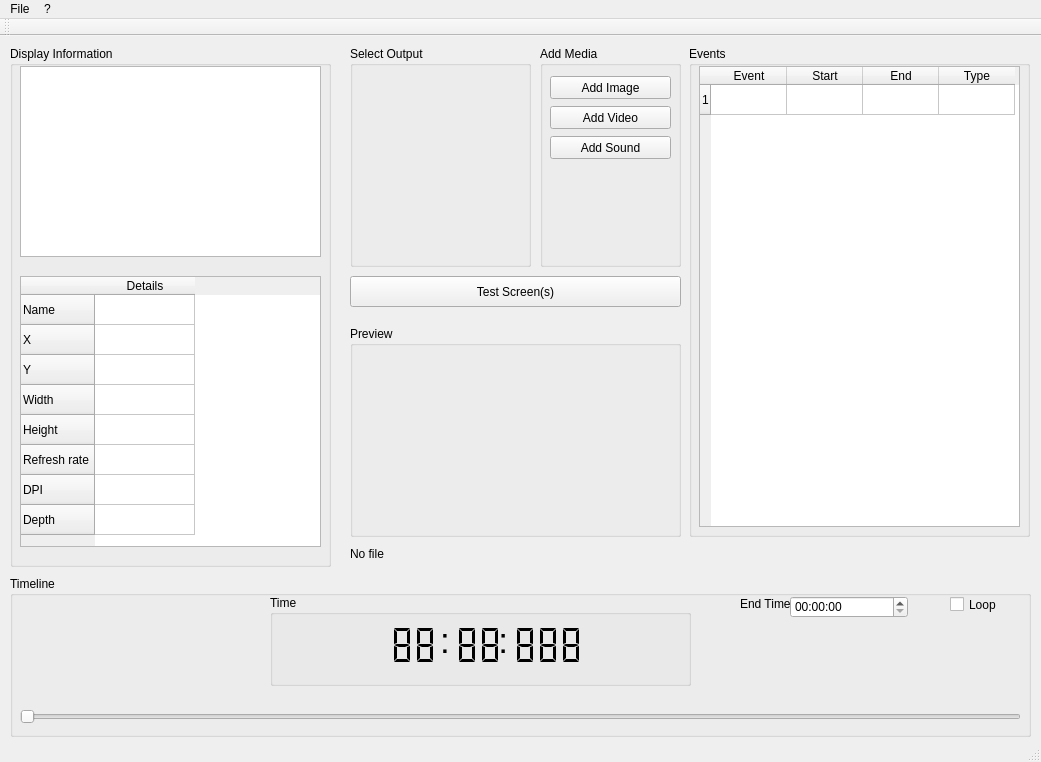
Before: the Qt Designer form DisplaySelector/mainwindow.ui in AlexRadacki/QtSfCM, drawn with Qt 5.
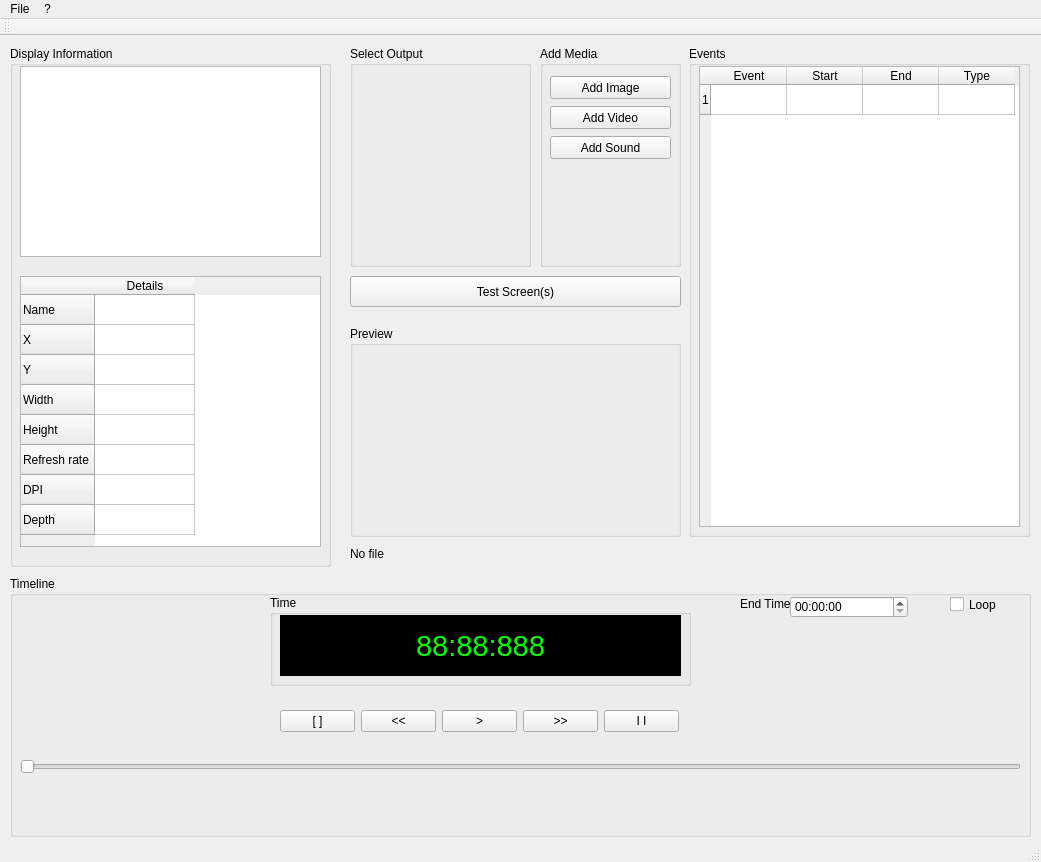
After: the same form once the commit is applied.

Patch:
```diff
--- a/DisplaySelector/mainwindow.ui
+++ b/DisplaySelector/mainwindow.ui
@@ -7,7 +7,7 @@
     <x>0</x>
     <y>0</y>
     <width>1041</width>
-    <height>762</height>
+    <height>862</height>
    </rect>
   </property>
   <property name="windowTitle">
@@ -258,7 +258,7 @@
       <x>10</x>
       <y>540</y>
       <width>1021</width>
-      <height>161</height>
+      <height>261</height>
      </rect>
     </property>
     <property name="title">
@@ -268,7 +268,7 @@
      <property name="geometry">
       <rect>
        <x>10</x>
-       <y>130</y>
+       <y>180</y>
        <width>1001</width>
        <height>22</height>
       </rect>
@@ -325,160 +325,279 @@
      <property name="title">
       <string>Time</string>
      </property>
-     <widget class="QLCDNumber" name="currentTimeMinutes">
+     <widget class="QLabel" name="time_label">
       <property name="geometry">
        <rect>
-        <x>110</x>
-        <y>30</y>
-        <width>71</width>
-        <height>41</height>
+        <x>10</x>
+        <y>20</y>
+        <width>401</width>
+        <height>61</height>
        </rect>
       </property>
-      <property name="font">
-       <font>
-        <weight>50</weight>
-        <italic>false</italic>
-        <bold>false</bold>
-       </font>
+      <property name="palette">
+       <palette>
+        <active>
+         <colorrole role="WindowText">
+          <brush brushstyle="SolidPattern">
+           <color alpha="255">
+            <red>0</red>
+            <green>255</green>
+            <blue>0</blue>
+           </color>
+          </brush>
+         </colorrole>
+         <colorrole role="Button">
+          <brush brushstyle="SolidPattern">
+           <color alpha="255">
+            <red>0</red>
+            <green>0</green>
+            <blue>0</blue>
+           </color>
+          </brush>
+         </colorrole>
+         <colorrole role="Midlight">
+          <brush brushstyle="SolidPattern">
+           <color alpha="255">
+            <red>0</red>
+            <green>0</green>
+            <blue>0</blue>
+           </color>
+          </brush>
+         </colorrole>
+         <colorrole role="Text">
+          <brush brushstyle="SolidPattern">
+           <color alpha="255">
+            <red>0</red>
+            <green>255</green>
+            <blue>0</blue>
+           </color>
+          </brush>
+         </colorrole>
+         <colorrole role="Base">
+          <brush brushstyle="SolidPattern">
+           <color alpha="255">
+            <red>255</red>
+            <green>255</green>
+            <blue>255</blue>
+           </color>
+          </brush>
+         </colorrole>
+         <colorrole role="Window">
+          <brush brushstyle="SolidPattern">
+           <color alpha="255">
+            <red>0</red>
+            <green>0</green>
+            <blue>0</blue>
+           </color>
+          </brush>
+         </colorrole>
+         <colorrole role="AlternateBase">
+          <brush brushstyle="SolidPattern">
+           <color alpha="255">
+            <red>0</red>
+            <green>0</green>
+            <blue>0</blue>
+           </color>
+          </brush>
+         </colorrole>
+        </active>
+        <inactive>
+         <colorrole role="WindowText">
+          <brush brushstyle="SolidPattern">
+           <color alpha="255">
+            <red>0</red>
+            <green>255</green>
+            <blue>0</blue>
+           </color>
+          </brush>
+         </colorrole>
+         <colorrole role="Button">
+          <brush brushstyle="SolidPattern">
+           <color alpha="255">
+            <red>0</red>
+            <green>0</green>
+            <blue>0</blue>
+           </color>
+          </brush>
+         </colorrole>
+         <colorrole role="Midlight">
+          <brush brushstyle="SolidPattern">
+           <color alpha="255">
+            <red>0</red>
+            <green>0</green>
+            <blue>0</blue>
+           </color>
+          </brush>
+         </colorrole>
+         <colorrole role="Text">
+          <brush brushstyle="SolidPattern">
+           <color alpha="255">
+            <red>0</red>
+            <green>255</green>
+            <blue>0</blue>
+           </color>
+          </brush>
+         </colorrole>
+         <colorrole role="Base">
+          <brush brushstyle="SolidPattern">
+           <color alpha="255">
+            <red>255</red>
+            <green>255</green>
+            <blue>255</blue>
+           </color>
+          </brush>
+         </colorrole>
+         <colorrole role="Window">
+          <brush brushstyle="SolidPattern">
+           <color alpha="255">
+            <red>0</red>
+            <green>0</green>
+            <blue>0</blue>
+           </color>
+          </brush>
+         </colorrole>
+         <colorrole role="AlternateBase">
+          <brush brushstyle="SolidPattern">
+           <color alpha="255">
+            <red>0</red>
+            <green>0</green>
+            <blue>0</blue>
+           </color>
+          </brush>
+         </colorrole>
+        </inactive>
+        <disabled>
+         <colorrole role="WindowText">
+          <brush brushstyle="SolidPattern">
+           <color alpha="255">
+            <red>120</red>
+            <green>120</green>
+            <blue>120</blue>
+           </color>
+          </brush>
+         </colorrole>
+         <colorrole role="Button">
+          <brush brushstyle="SolidPattern">
+           <color alpha="255">
+            <red>0</red>
+            <green>0</green>
+            <blue>0</blue>
+           </color>
+          </brush>
+         </colorrole>
+         <colorrole role="Midlight">
+          <brush brushstyle="SolidPattern">
+           <color alpha="255">
+            <red>0</red>
+            <green>0</green>
+            <blue>0</blue>
+           </color>
+          </brush>
+         </colorrole>
+         <colorrole role="Text">
+          <brush brushstyle="SolidPattern">
+           <color alpha="255">
+            <red>120</red>
+            <green>120</green>
+            <blue>120</blue>
+           </color>
+          </brush>
+         </colorrole>
+         <colorrole role="Base">
+          <brush brushstyle="SolidPattern">
+           <color alpha="255">
+            <red>0</red>
+            <green>0</green>
+            <blue>0</blue>
+           </color>
+          </brush>
+         </colorrole>
+         <colorrole role="Window">
+          <brush brushstyle="SolidPattern">
+           <color alpha="255">
+            <red>0</red>
+            <green>0</green>
+            <blue>0</blue>
+           </color>
+          </brush>
+         </colorrole>
+         <colorrole role="AlternateBase">
+          <brush brushstyle="SolidPattern">
+           <color alpha="255">
+            <red>0</red>
+            <green>0</green>
+            <blue>0</blue>
+           </color>
+          </brush>
+         </colorrole>
+        </disabled>
+       </palette>
       </property>
-      <property name="autoFillBackground">
-       <bool>false</bool>
-      </property>
-      <property name="frameShape">
-       <enum>QFrame::NoFrame</enum>
-      </property>
-      <property name="frameShadow">
-       <enum>QFrame::Plain</enum>
-      </property>
-      <property name="smallDecimalPoint">
-       <bool>true</bool>
-      </property>
-      <property name="digitCount">
-       <number>2</number>
-      </property>
-      <property name="mode">
-       <enum>QLCDNumber::Dec</enum>
-      </property>
-      <property name="segmentStyle">
-       <enum>QLCDNumber::Flat</enum>
-      </property>
-      <property name="value" stdset="0">
-       <double>88.000000000000000</double>
-      </property>
-      <property name="intValue" stdset="0">
-       <number>88</number>
-      </property>
-     </widget>
-     <widget class="QLCDNumber" name="currentTimeSeconds">
-      <property name="geometry">
-       <rect>
-        <x>170</x>
-        <y>30</y>
-        <width>81</width>
-        <height>41</height>
-       </rect>
-      </property>
       <property name="font">
        <font>
-        <weight>50</weight>
-        <italic>false</italic>
-        <bold>false</bold>
+        <pointsize>22</pointsize>
        </font>
       </property>
       <property name="autoFillBackground">
-       <bool>false</bool>
-      </property>
-      <property name="frameShape">
-       <enum>QFrame::NoFrame</enum>
-      </property>
-      <property name="frameShadow">
-       <enum>QFrame::Plain</enum>
-      </property>
-      <property name="smallDecimalPoint">
        <bool>true</bool>
-      </property>
-      <property name="digitCount">
-       <number>2</number>
-      </property>
-      <property name="mode">
-       <enum>QLCDNumber::Dec</enum>
-      </property>
-      <property name="segmentStyle">
-       <enum>QLCDNumber::Flat</enum>
-      </property>
-      <property name="value" stdset="0">
-       <double>88.000000000000000</double>
-      </property>
-      <property name="intValue" stdset="0">
-       <number>88</number>
-      </property>
-     </widget>
-     <widget class="QLCDNumber" name="currentTimeSeconds_2">
-      <property name="geometry">
-       <rect>
-        <x>240</x>
-        <y>30</y>
-        <width>81</width>
-        <height>41</height>
-       </rect>
-      </property>
-      <property name="font">
-       <font>
-        <weight>50</weight>
-        <italic>false</italic>
-        <bold>false</bold>
-       </font>
-      </property>
-      <property name="autoFillBackground">
-       <bool>false</bool>
-      </property>
-      <property name="frameShape">
-       <enum>QFrame::NoFrame</enum>
-      </property>
-      <property name="frameShadow">
-       <enum>QFrame::Plain</enum>
-      </property>
-      <property name="smallDecimalPoint">
-       <bool>true</bool>
-      </property>
-      <property name="digitCount">
-       <number>3</number>
-      </property>
-      <property name="mode">
-       <enum>QLCDNumber::Dec</enum>
-      </property>
-      <property name="segmentStyle">
-       <enum>QLCDNumber::Flat</enum>
-      </property>
-      <property name="value" stdset="0">
-       <double>888.000000000000000</double>
-      </property>
-      <property name="intValue" stdset="0">
-       <number>888</number>
-      </property>
-     </widget>
-     <widget class="QLabel" name="label_2">
-      <property name="geometry">
-       <rect>
-        <x>170</x>
-        <y>10</y>
-        <width>101</width>
-        <height>71</height>
-       </rect>
-      </property>
-      <property name="font">
-       <font>
-        <pointsize>26</pointsize>
-       </font>
       </property>
       <property name="text">
-       <string>:     :</string>
+       <string>88:88:888</string>
+      </property>
+      <property name="textFormat">
+       <enum>Qt::PlainText</enum>
+      </property>
+      <property name="alignment">
+       <set>Qt::AlignCenter</set>
       </property>
      </widget>
-     <zorder>label_2</zorder>
-     <zorder>currentTimeMinutes</zorder>
-     <zorder>currentTimeSeconds</zorder>
-     <zorder>currentTimeSeconds_2</zorder>
+    </widget>
+    <widget class="QWidget" name="horizontalLayoutWidget">
+     <property name="geometry">
+      <rect>
+       <x>259</x>
+       <y>120</y>
+       <width>421</width>
+       <height>51</height>
+      </rect>
+     </property>
+     <layout class="QHBoxLayout" name="horizontalLayout">
+      <item>
+       <widget class="QPushButton" name="stop_Button">
+        <property name="text">
+         <string>[ ]</string>
+        </property>
+       </widget>
+      </item>
+      <item>
+       <widget class="QPushButton" name="backward_Button">
+        <property name="text">
+         <string>&lt;&lt;</string>
+        </property>
+       </widget>
+      </item>
+      <item>
+       <widget class="QPushButton" name="play_Button">
+        <property name="text">
+         <string>&gt;</string>
+        </property>
+       </widget>
+      </item>
+      <item>
+       <widget class="QPushButton" name="forward_Button">
+        <property name="text">
+         <string>&gt;&gt;</string>
+        </property>
+       </widget>
+      </item>
+      <item>
+       <widget class="QPushButton" name="pause_Button">
+        <property name="text">
+         <string>I I</string>
+        </property>
+       </widget>
+      </item>
+     </layout>
     </widget>
     <zorder>timerDisplayBox</zorder>
     <zorder>horizontalSlider</zorder>
```
Left out of the diff: 1 changed line with no effect on the pictures.
